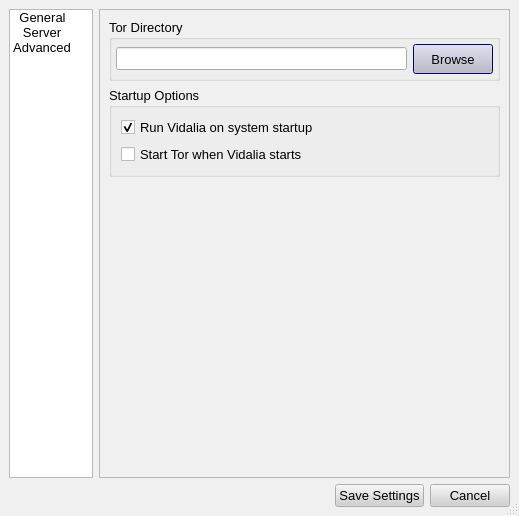
The window that src/gui/config/configdialog.ui (a-ilin/vidalia) describes before a commit, drawn with Qt 5.
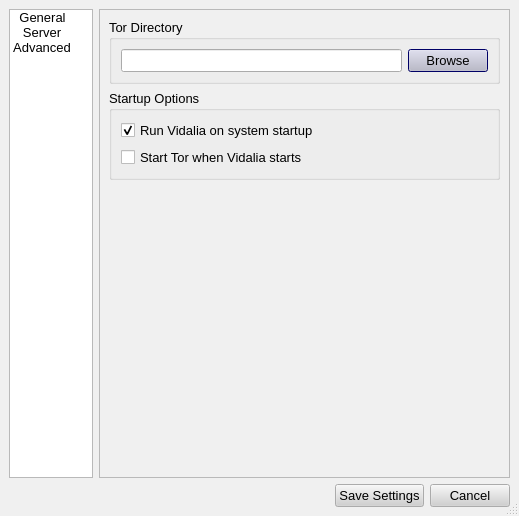
The same window after the commit. Icons and pictures are not drawn.

Commit message:
Try a different layout technique in hopes of defeating the chunky button problem.
svn:r429

Patch:
```diff
--- a/src/gui/config/configdialog.ui
+++ b/src/gui/config/configdialog.ui
@@ -691,17 +691,9 @@
            <property name="title" >
             <string>Tor Directory</string>
            </property>
-           <layout class="QVBoxLayout" >
-            <property name="margin" >
-             <number>4</number>
-            </property>
-            <property name="spacing" >
-             <number>3</number>
-            </property>
-            <item>
              <layout class="QHBoxLayout" >
               <property name="margin" >
-               <number>0</number>
+             <number>9</number>
               </property>
               <property name="spacing" >
                <number>6</number>
@@ -736,7 +728,7 @@
                 <property name="minimumSize" >
                  <size>
                   <width>0</width>
-                  <height>30</height>
+                <height>0</height>
                  </size>
                 </property>
                 <property name="contextMenuPolicy" >
@@ -749,8 +741,6 @@
                  <string>Browse</string>
                 </property>
                </widget>
-              </item>
-             </layout>
             </item>
            </layout>
           </widget>
```
Lines whose indentation alone changed are shown as unchanged.
